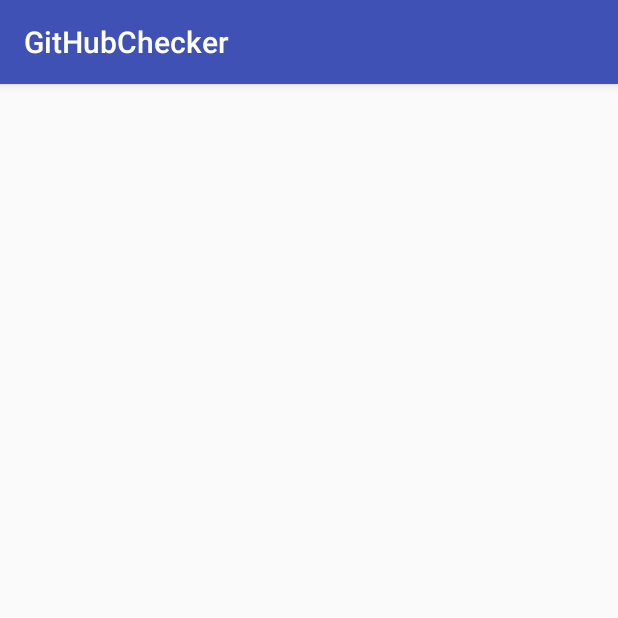
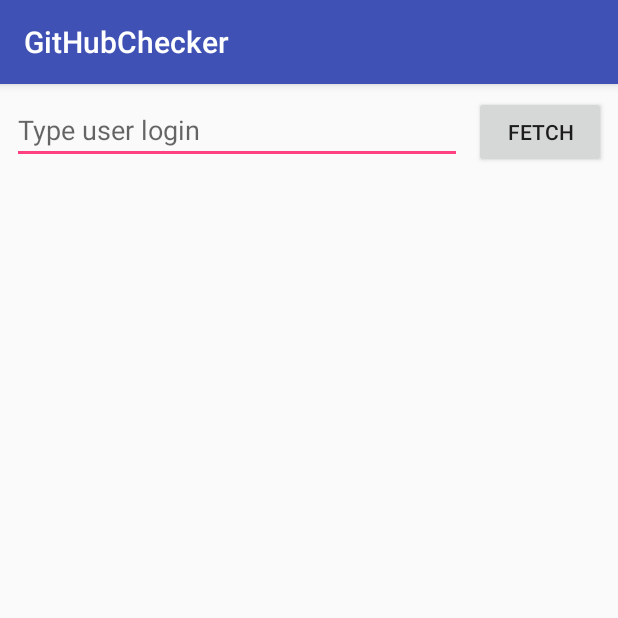
Before and after one commit to yogmen/githubchecker, an Android app: the screen it shows after launch (ReposListActivity), on a phone screen of 412 x 824 dp, the top half of it. Run offline under Robolectric (Android 15) with nearby library versions, the phone set to English and light mode, and no system bars.

```diff
--- a/app/build.gradle
+++ b/app/build.gradle
@@ -25,9 +25,9 @@ android {
 dependencies {
     implementation fileTree(dir: 'libs', include: ['*.jar'])
     implementation"org.jetbrains.kotlin:kotlin-stdlib-jdk7:$kotlin_version"
-    implementation 'com.android.support:appcompat-v7:27.1.1'
+    implementation "com.android.support:appcompat-v7:$support_version"
     implementation "com.android.support.constraint:constraint-layout:$constraint_layout_version"
-
+    implementation "com.android.support:recyclerview-v7:$support_version"
 
     testImplementation 'junit:junit:4.12'
 
--- a/app/src/main/java/io/github/yogmen/githubchecker/ui/reposlist/ReposListActivity.kt
+++ b/app/src/main/java/io/github/yogmen/githubchecker/ui/reposlist/ReposListActivity.kt
@@ -5,8 +5,16 @@ import android.support.v7.app.AppCompatActivity
 import io.github.yogmen.githubchecker.R
 
 class ReposListActivity : AppCompatActivity() {
+    private lateinit var presenter: ReposListContract.Presenter
+
     override fun onCreate(savedInstanceState: Bundle?) {
         super.onCreate(savedInstanceState)
         setContentView(R.layout.repos_list_activity)
+
+        val reposListFragment = supportFragmentManager.findFragmentById(R.id.respos_list_container) as ReposListFragment? ?: ReposListFragment.newInstance().also {
+            supportFragmentManager.beginTransaction().add(R.id.respos_list_container, it).commit()
+        }
+
+        presenter = ReposListPresenter(reposListFragment)
     }
 }
--- /dev/null
+++ b/app/src/main/java/io/github/yogmen/githubchecker/ui/reposlist/ReposListFragment.kt
@@ -0,0 +1,27 @@
+package io.github.yogmen.githubchecker.ui.reposlist
+
+import android.os.Bundle
+import android.support.v4.app.Fragment
+import android.view.LayoutInflater
+import android.view.View
+import android.view.ViewGroup
+import io.github.yogmen.githubchecker.R
+
+class ReposListFragment : Fragment(), ReposListContract.View{
+
+    override lateinit var presenter: ReposListContract.Presenter
+
+    companion object {
+        fun newInstance(): ReposListFragment = ReposListFragment()
+    }
+
+    override fun onCreateView(inflater: LayoutInflater, container: ViewGroup?, savedInstanceState: Bundle?): View? {
+        return inflater.inflate(R.layout.repos_list_fragment,container, false)
+    }
+
+    override fun onViewCreated(view: View, savedInstanceState: Bundle?) {
+        super.onViewCreated(view, savedInstanceState)
+        presenter = ReposListPresenter(this)
+    }
+
+}
--- /dev/null
+++ b/app/src/main/java/io/github/yogmen/githubchecker/ui/reposlist/ReposListPresenter.kt
@@ -0,0 +1,8 @@
+package io.github.yogmen.githubchecker.ui.reposlist
+
+class ReposListPresenter(val view: ReposListContract.View) : ReposListContract.Presenter {
+
+    init {
+        view.presenter = this
+    }
+}
--- /dev/null
+++ b/app/src/main/res/layout/repos_list_fragment.xml
@@ -0,0 +1,36 @@
+<?xml version="1.0" encoding="utf-8"?>
+<android.support.constraint.ConstraintLayout
+    xmlns:android="http://schemas.android.com/apk/res/android"
+    xmlns:app="http://schemas.android.com/apk/res-auto"
+    android:layout_width="match_parent"
+    android:layout_height="match_parent">
+
+    <Button
+        android:id="@+id/repos_list_button_fetch"
+        android:layout_width="wrap_content"
+        android:layout_height="wrap_content"
+        android:text="Fetch"
+        app:layout_constraintEnd_toEndOf="parent"
+        app:layout_constraintTop_toTopOf="parent" />
+
+    <EditText
+        android:id="@+id/repos_list_et_user_login"
+        android:layout_width="0dp"
+        android:layout_height="wrap_content"
+        android:layout_marginEnd="8dp"
+        android:hint="@string/type_user_login"
+        app:layout_constraintBaseline_toBaselineOf="@+id/repos_list_button_fetch"
+        app:layout_constraintEnd_toStartOf="@+id/repos_list_button_fetch"
+        app:layout_constraintStart_toStartOf="parent" />
+
+    <android.support.v7.widget.RecyclerView
+        android:id="@+id/respos_list"
+        android:layout_width="0dp"
+        android:layout_height="0dp"
+        android:layout_marginTop="8dp"
+        app:layout_constraintBottom_toBottomOf="parent"
+        app:layout_constraintEnd_toEndOf="parent"
+        app:layout_constraintStart_toStartOf="parent"
+        app:layout_constraintTop_toBottomOf="@+id/repos_list_et_user_login" />
+
+</android.support.constraint.ConstraintLayout>
--- a/app/src/main/res/values/strings.xml
+++ b/app/src/main/res/values/strings.xml
@@ -1,3 +1,4 @@
 <resources>
     <string name="app_name">GitHubChecker</string>
+    <string name="type_user_login">Type user login</string>
 </resources>
--- a/build.gradle
+++ b/build.gradle
@@ -3,6 +3,7 @@
 buildscript {
     ext.kotlin_version = '1.2.50'
     ext.constraint_layout_version = '1.1.2'
+    ext.support_version = '27.1.1'
     repositories {
         google()
         jcenter()
```
